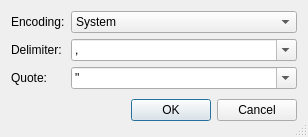
Qt form modules/export/csv/qt/csv_export_dialog.ui (alexsmn/scada-client) before a commit.
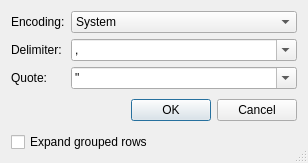
The same form after that commit.

Commit message: export: offer flood-group expansion as a CSV option (UX 2.5)

```diff
--- a/modules/export/csv/qt/csv_export_dialog.ui
+++ b/modules/export/csv/qt/csv_export_dialog.ui
@@ -7,7 +7,7 @@
     <x>0</x>
     <y>0</y>
     <width>308</width>
-    <height>131</height>
+    <height>161</height>
    </rect>
   </property>
   <property name="windowTitle">
@@ -163,6 +163,16 @@
      </item>
     </layout>
    </item>
+   <item>
+    <widget class="QCheckBox" name="expandGroupsCheckBox">
+     <property name="text">
+      <string>Expand grouped rows</string>
+     </property>
+     <property name="toolTip">
+      <string>Write one row per event. When the journal collapses repeated alarms during a flood, an unchecked box exports the collapsed rows as shown, with their counts.</string>
+     </property>
+    </widget>
+   </item>
   </layout>
  </widget>
  <resources/>
```
The commit also changes 15 other files.
